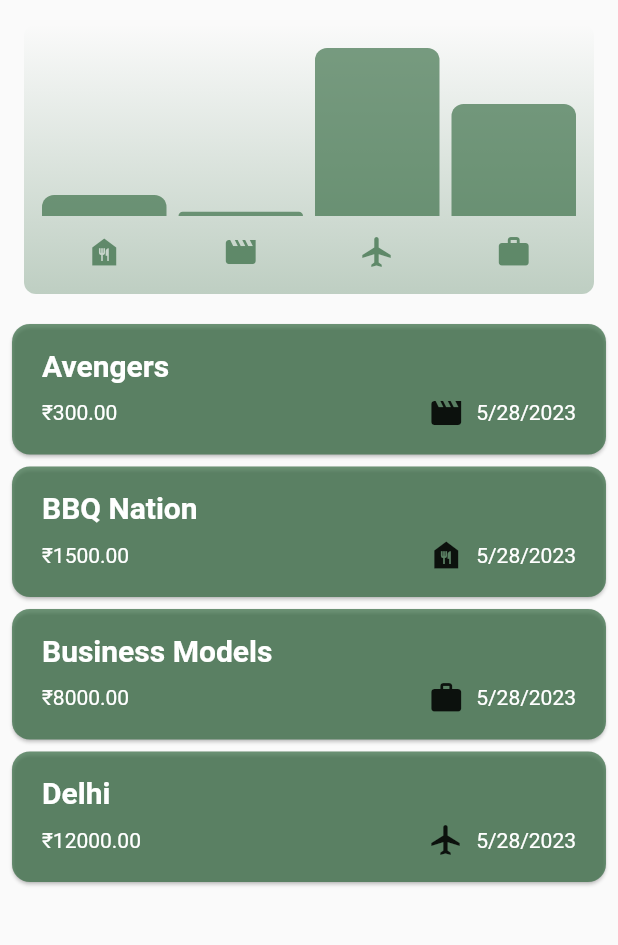
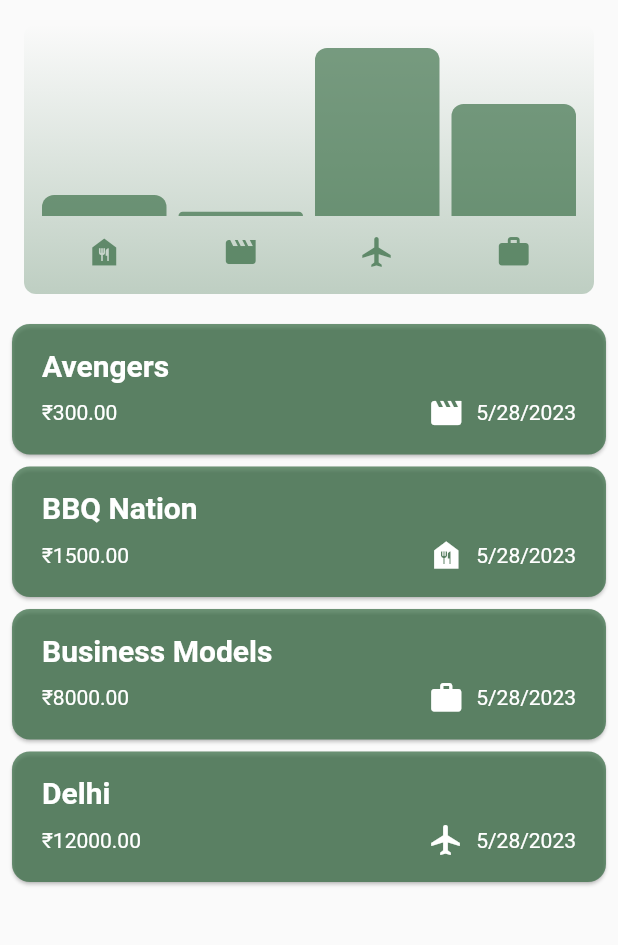
Before and after one commit to Gaurav-Singh-Kabdwal/expenses, a Flutter app: the screen it shows after launch, on a phone screen of 412 x 824 dp, the part 84-1029 px from its top. Run offline on Flutter 3.47's test engine with Material 2 defaults, Android fonts, the phone set to English and light mode, and no system bars.

Commit message:
Updated Card Texts and Icon color

```diff
--- a/lib/widgets/expense list/expense_item.dart
+++ b/lib/widgets/expense list/expense_item.dart
@@ -21,11 +21,24 @@ class ExpenseItem extends StatelessWidget {
             const SizedBox(height: 8),
             Row(
               children: [
-                Text("₹${expense.amount.toStringAsFixed(2)}"),
+                Text(
+                  "₹${expense.amount.toStringAsFixed(2)}",
+                  style: TextStyle(
+                    color: Theme.of(context).colorScheme.onPrimary,
+                  ),
+                ),
                 const Spacer(),
-                Icon(icons[expense.category]),
+                Icon(
+                  icons[expense.category],
+                  color: Theme.of(context).colorScheme.onPrimary,
+                ),
                 const SizedBox(width: 8),
-                Text(expense.getDate),
+                Text(
+                  expense.getDate,
+                  style: TextStyle(
+                    color: Theme.of(context).colorScheme.onPrimary,
+                  ),
+                ),
               ],
             ),
           ],
```
